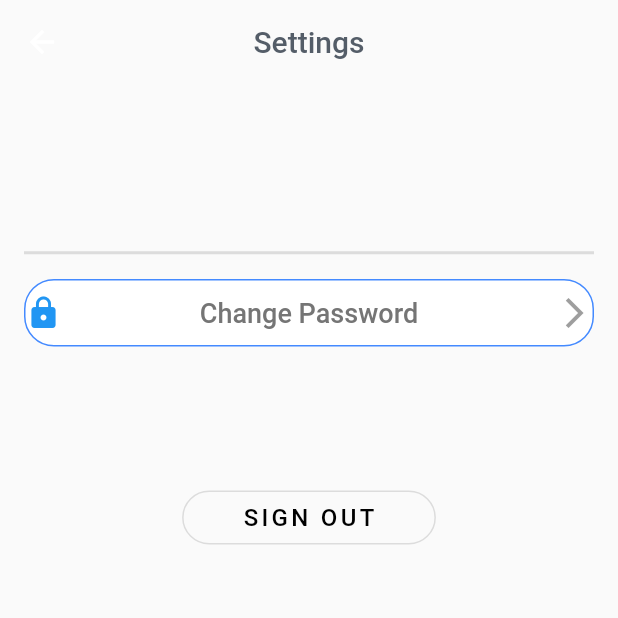
After one commit to sumitsojha88/Puzzle_Quiz, a Flutter app: the SettingsPage2 screen opened directly, on a phone screen of 412 x 824 dp, the top half of it. The commit adds this screen. Run offline on Flutter 3.47's test engine with Material 2 defaults, Android fonts, the phone set to English and light mode, and no system bars; our stand-ins replace bloc, firebase_auth, firebase_core, flutter_bloc, flutter_screenutil, flutter_svg and 4 more; accounts and stored records are empty; Roboto replaces fonts that are missing (Varela).

Commit message:
Change Password button

```diff
--- a/lib/menu_bar/settings.dart
+++ b/lib/menu_bar/settings.dart
@@ -3,18 +3,14 @@ import 'package:flutter/cupertino.dart';
 import 'package:flutter/material.dart';
 import 'package:puzzle_riddle_apti_app/Category_puzzle_components/Category_puzzle_details.dart';
 import 'package:puzzle_riddle_apti_app/menu_bar/navigation.dart';
+import 'package:puzzle_riddle_apti_app/menu_bar/settingspage.dart';
 
 
 
 class SettingsPage extends StatelessWidget with NavigationStates {
   @override
   Widget build(BuildContext context) {
-    return Center(
-      child: Text(
-        "My Settings",
-        style: TextStyle(fontWeight: FontWeight.w900, fontSize: 28),
-      ),
-    );
+    return SettingsPage2();
 
   }
 }
--- /dev/null
+++ b/lib/menu_bar/settingspage.dart
@@ -0,0 +1,105 @@
+import 'package:flutter/cupertino.dart';
+import 'package:flutter/material.dart';
+
+
+
+class SettingsPage2 extends StatefulWidget {
+
+  @override
+  _SettingsPage2State createState() => _SettingsPage2State();
+}
+
+class _SettingsPage2State extends State<SettingsPage2> {
+
+  @override
+  Widget build(BuildContext context) {
+    return Scaffold(
+      appBar: AppBar(
+        backgroundColor: Theme
+            .of(context)
+            .scaffoldBackgroundColor,
+        elevation: 0,
+        centerTitle: true,
+        title: Text('Settings',
+            style: TextStyle(
+                fontFamily: 'Varela',
+                fontSize: 20.0,
+                color: Color(0xFF545D68))),
+      ),
+      body: Container(
+        padding: EdgeInsets.only(left: 16, top: 25, right: 16),
+        child: ListView(
+          children: [
+            SizedBox(
+              height: 40,
+            ),
+            SizedBox(
+              height: 40,
+            ),
+
+            Divider(
+              height: 15,
+              thickness: 2,
+            ),
+            SizedBox(
+              height: 10,
+            ),
+            Container(
+              height: 45,
+              decoration: BoxDecoration(
+                borderRadius: BorderRadius.circular(20),
+                color: Colors.white,
+                border: Border.all(color: Colors.blueAccent),
+              ),
+              child: GestureDetector(
+                onTap: () {},
+                child: Padding(
+                  padding: const EdgeInsets.symmetric(vertical: 8.0),
+                  child: Row(
+                    mainAxisAlignment: MainAxisAlignment.spaceBetween,
+                    children: [
+                      Icon(
+                        Icons.lock,
+                        color: Colors.blue,
+                      ),
+                      Text(
+                        'Change Password',
+                        style: TextStyle(
+                          fontSize: 18,
+                          fontWeight: FontWeight.w500,
+                          color: Colors.grey[600],
+                        ),
+                      ),
+                      Icon(
+                        Icons.arrow_forward_ios,
+                        color: Colors.grey,
+                      ),
+                    ],
+                  ),
+                ),
+              ),
+            ),
+            SizedBox(
+              height: 40,
+            ),
+            SizedBox(
+              height: 50,
+            ),
+            Center(
+              child: OutlineButton(
+                padding: EdgeInsets.symmetric(horizontal: 40),
+                shape: RoundedRectangleBorder(
+                    borderRadius: BorderRadius.circular(20)),
+                onPressed: () {
+                },
+                child: Text("SIGN OUT",
+                    style: TextStyle(
+                        fontSize: 16, letterSpacing: 2.2, color: Colors.black)),
+              ),
+            )
+          ],
+        ),
+      ),
+    );
+  }
+}
```
